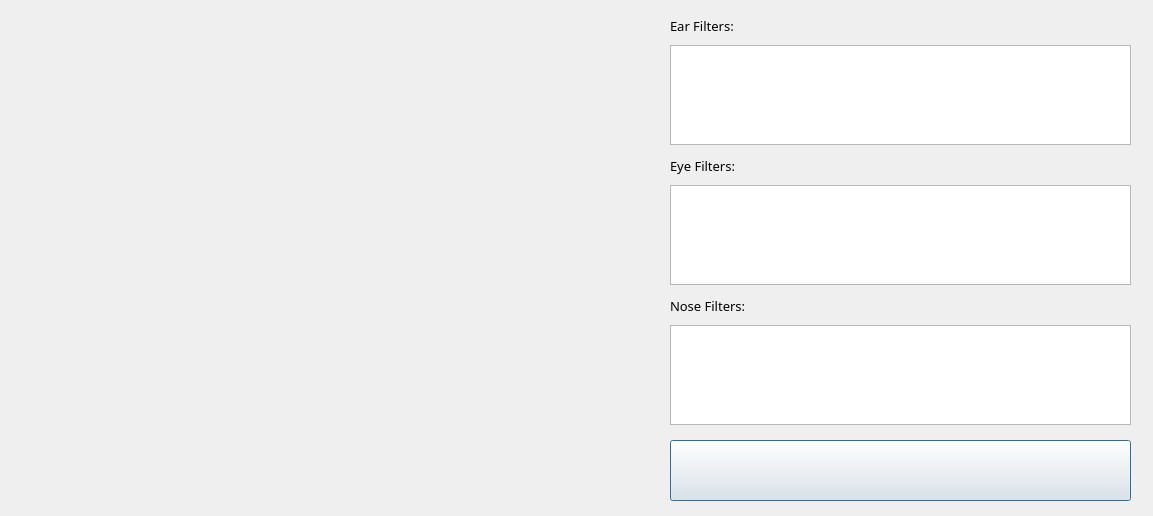
Before: the Qt Designer form final.ui in thwfhk/CV-facial-filters, drawn with Qt 5.
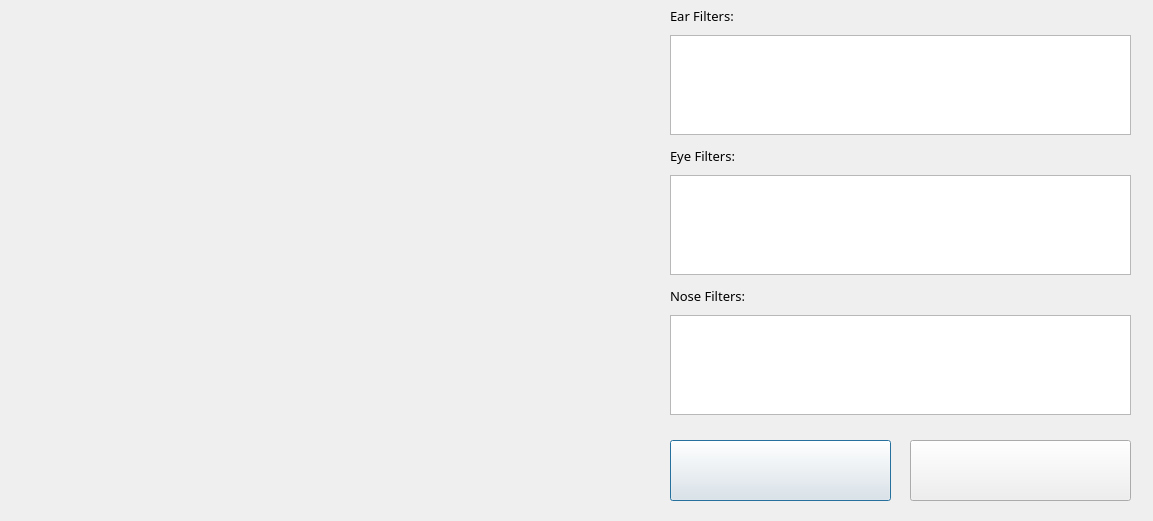
After: the same form once the commit is applied. Icons and pictures are not drawn.

```diff
--- a/final.ui
+++ b/final.ui
@@ -7,7 +7,7 @@
     <x>0</x>
     <y>0</y>
     <width>1153</width>
-    <height>516</height>
+    <height>521</height>
    </rect>
   </property>
   <property name="sizePolicy">
@@ -26,7 +26,7 @@
    <property name="geometry">
     <rect>
      <x>670</x>
-     <y>185</y>
+     <y>175</y>
      <width>461</width>
      <height>100</height>
     </rect>
@@ -80,7 +80,7 @@
     <rect>
      <x>670</x>
      <y>440</y>
-     <width>461</width>
+     <width>221</width>
      <height>61</height>
     </rect>
    </property>
@@ -108,7 +108,7 @@
    <property name="geometry">
     <rect>
      <x>670</x>
-     <y>325</y>
+     <y>315</y>
      <width>461</width>
      <height>100</height>
     </rect>
@@ -139,7 +139,7 @@
    <property name="geometry">
     <rect>
      <x>670</x>
-     <y>45</y>
+     <y>35</y>
      <width>461</width>
      <height>100</height>
     </rect>
@@ -170,7 +170,7 @@
    <property name="geometry">
     <rect>
      <x>670</x>
-     <y>10</y>
+     <y>0</y>
      <width>461</width>
      <height>31</height>
     </rect>
@@ -189,7 +189,7 @@
    <property name="geometry">
     <rect>
      <x>670</x>
-     <y>150</y>
+     <y>140</y>
      <width>461</width>
      <height>31</height>
     </rect>
@@ -208,7 +208,7 @@
    <property name="geometry">
     <rect>
      <x>670</x>
-     <y>290</y>
+     <y>280</y>
      <width>461</width>
      <height>31</height>
     </rect>
@@ -223,6 +223,57 @@
     <string>Nose Filters:</string>
    </property>
   </widget>
+  <widget class="QPushButton" name="captureButton">
+   <property name="geometry">
+    <rect>
+     <x>910</x>
+     <y>440</y>
+     <width>221</width>
+     <height>61</height>
+    </rect>
+   </property>
+   <property name="font">
+    <font>
+     <family>Microsoft YaHei Mono</family>
+     <pointsize>12</pointsize>
+    </font>
+   </property>
+   <property name="text">
+    <string/>
+   </property>
+   <property name="icon">
+    <iconset>
+     <normaloff>capture.svg</normaloff>capture.svg</iconset>
+   </property>
+   <property name="iconSize">
+    <size>
+     <width>30</width>
+     <height>30</height>
+    </size>
+   </property>
+  </widget>
+  <widget class="QLabel" name="white">
+   <property name="geometry">
+    <rect>
+     <x>20</x>
+     <y>20</y>
+     <width>640</width>
+     <height>480</height>
+    </rect>
+   </property>
+   <property name="acceptDrops">
+    <bool>true</bool>
+   </property>
+   <property name="autoFillBackground">
+    <bool>false</bool>
+   </property>
+   <property name="text">
+    <string/>
+   </property>
+   <property name="alignment">
+    <set>Qt::AlignCenter</set>
+   </property>
+  </widget>
  </widget>
  <resources/>
  <connections/>
```
Left out of the diff: 4 changed lines with no effect on the pictures.
